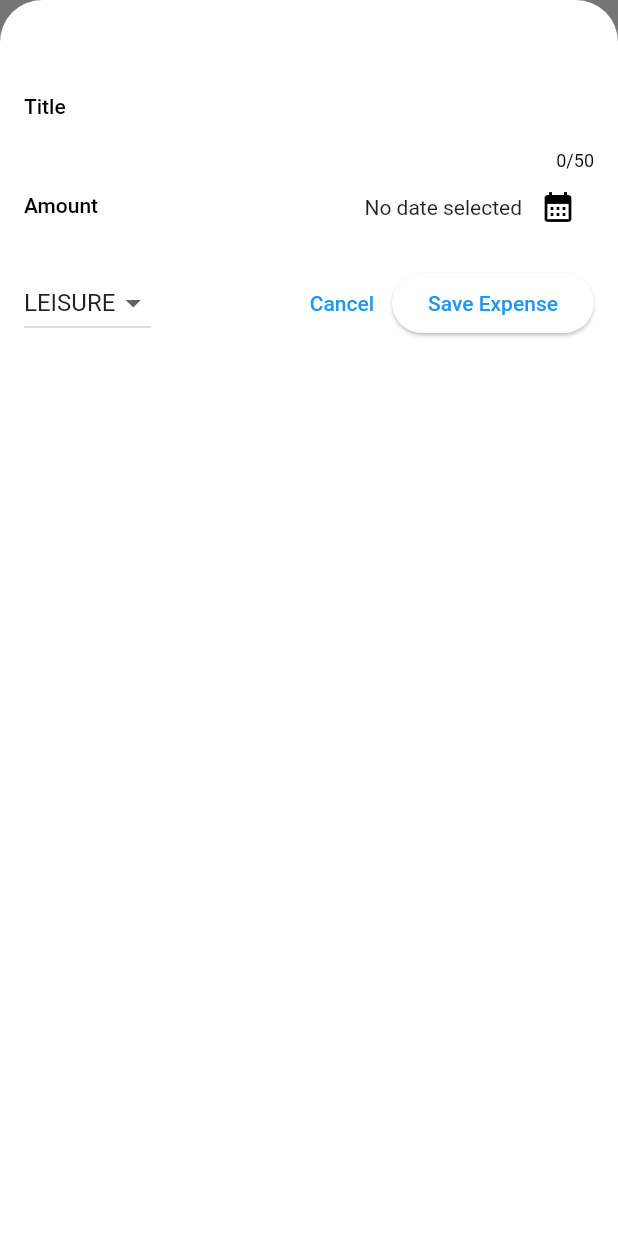
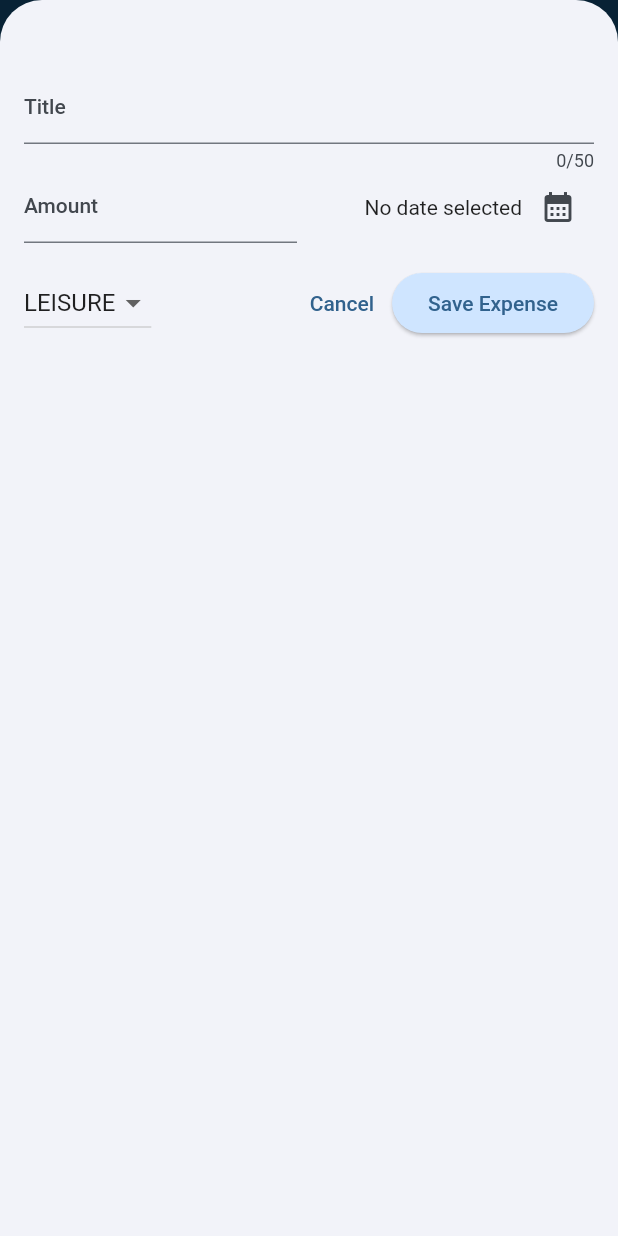
Before and after one commit to abdyevas/Expense_Tracker_App, a Flutter app: the screen it shows after launch, after a tap on the "add" icon, on a phone screen of 412 x 824 dp. Run offline on Flutter 3.47's test engine with Material 2 defaults, Android fonts, the phone set to English and light mode, and no system bars.

Commit message:
add styling with colorScheme

```diff
--- a/expense_tracker/lib/main.dart
+++ b/expense_tracker/lib/main.dart
@@ -1,10 +1,40 @@
 import 'package:expense_tracker/widgets/expenses.dart';
 import 'package:flutter/material.dart';
+
+var kColorScheme = ColorScheme.fromSeed(
+  seedColor: const Color.fromARGB(255, 12, 129, 202),
+);
 
 void main() {
   runApp(
     MaterialApp(
-      theme: ThemeData().copyWith(useMaterial3: true),
+      theme: ThemeData().copyWith(
+        useMaterial3: true,
+        colorScheme: kColorScheme,
+        appBarTheme: const AppBarTheme().copyWith(
+          backgroundColor: kColorScheme.onPrimaryContainer,
+          foregroundColor: kColorScheme.primaryContainer,
+        ),
+        cardTheme: const CardTheme().copyWith(
+          color: kColorScheme.secondaryContainer,
+          margin: const EdgeInsets.symmetric(
+            horizontal: 16.0,
+            vertical: 8.0,
+          ),
+        ),
+        elevatedButtonTheme: ElevatedButtonThemeData(
+          style: ElevatedButton.styleFrom(
+            backgroundColor: kColorScheme.primaryContainer,
+          ),
+        ),
+        textTheme: ThemeData().textTheme.copyWith(
+              titleLarge: TextStyle(
+                fontWeight: FontWeight.normal,
+                color: kColorScheme.onSecondaryContainer,
+                fontSize: 18.0,
+              ),
+            ),
+      ),
       home: const Expenses(),
     ),
   );
--- a/expense_tracker/lib/widgets/expenses_list/expenses_item.dart
+++ b/expense_tracker/lib/widgets/expenses_list/expenses_item.dart
@@ -15,8 +15,12 @@ class ExpenseItem extends StatelessWidget {
           vertical: 15.0,
         ),
         child: Column(
+          crossAxisAlignment: CrossAxisAlignment.start,
           children: [
-            Text(expense.title),
+            Text(
+              expense.title,
+              style: Theme.of(context).textTheme.titleLarge,
+            ),
             const SizedBox(
               height: 4,
             ),
@@ -27,7 +31,9 @@ class ExpenseItem extends StatelessWidget {
                 Row(
                   children: [
                     Icon(categoryIcons[expense.categoty]),
-                    const SizedBox(width: 8,),
+                    const SizedBox(
+                      width: 8,
+                    ),
                     Text(expense.formattedDate),
                   ],
                 ),
--- a/expense_tracker/lib/widgets/expenses_list/expenses_list.dart
+++ b/expense_tracker/lib/widgets/expenses_list/expenses_list.dart
@@ -18,6 +18,12 @@ class ExpensesList extends StatelessWidget {
       itemCount: expenses.length,
       itemBuilder: (context, index) => Dismissible(
         key: ValueKey(expenses[index]),
+        background: Container(
+          color: Theme.of(context).colorScheme.error.withOpacity(0.75),
+          margin: EdgeInsets.symmetric(
+            horizontal: Theme.of(context).cardTheme.margin!.horizontal,
+          ),
+        ),
         onDismissed: (direction) {
           onRemoveExpense(expenses[index]);
         },
```
